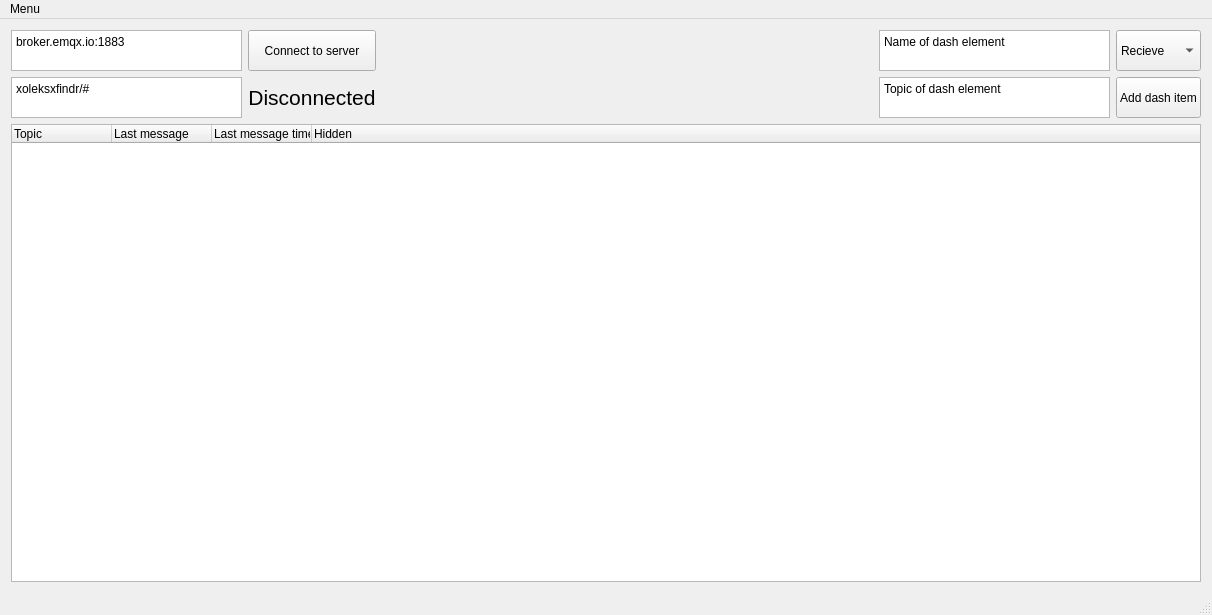
Old version of the form src/mainwindow.ui in the repository leSamo/ICP.
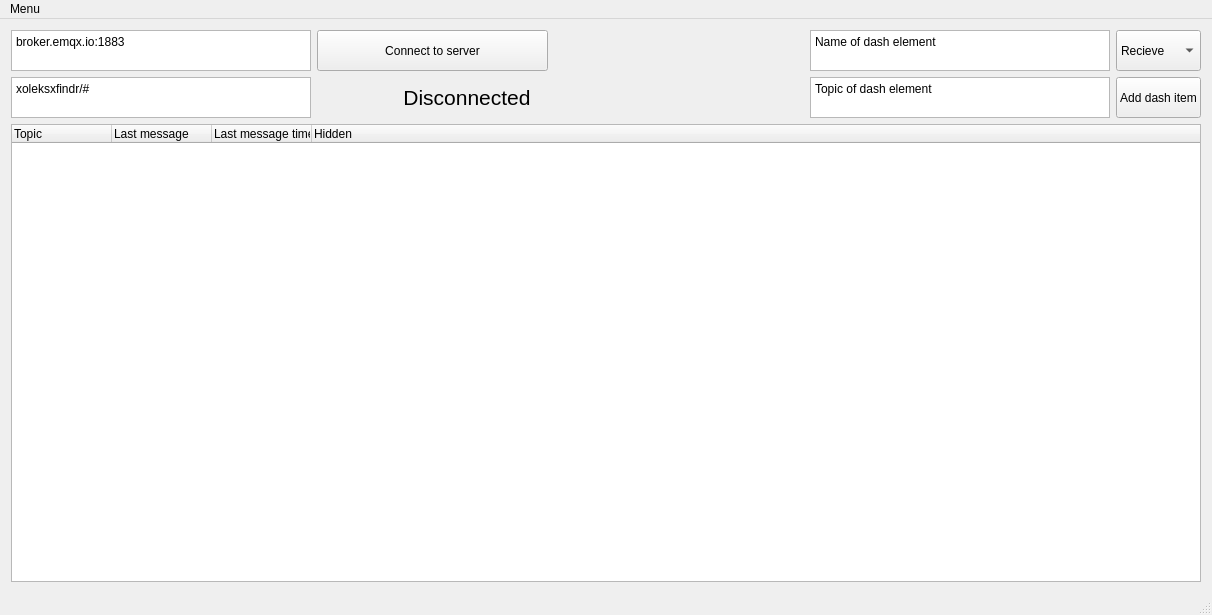
New version of the form.

Commit message: text input width fix

What changed in the file:
```diff
--- a/src/mainwindow.ui
+++ b/src/mainwindow.ui
@@ -28,9 +28,15 @@
             <verstretch>0</verstretch>
            </sizepolicy>
           </property>
+          <property name="minimumSize">
+           <size>
+            <width>300</width>
+            <height>0</height>
+           </size>
+          </property>
           <property name="maximumSize">
            <size>
-            <width>231</width>
+            <width>300</width>
             <height>41</height>
            </size>
           </property>
@@ -50,9 +56,15 @@
             <verstretch>0</verstretch>
            </sizepolicy>
           </property>
+          <property name="minimumSize">
+           <size>
+            <width>300</width>
+            <height>0</height>
+           </size>
+          </property>
           <property name="maximumSize">
            <size>
-            <width>231</width>
+            <width>300</width>
             <height>41</height>
            </size>
           </property>
@@ -73,9 +85,15 @@
             <verstretch>0</verstretch>
            </sizepolicy>
           </property>
+          <property name="minimumSize">
+           <size>
+            <width>231</width>
+            <height>0</height>
+           </size>
+          </property>
           <property name="maximumSize">
            <size>
-            <width>191</width>
+            <width>231</width>
             <height>41</height>
            </size>
           </property>
@@ -92,9 +110,15 @@
             <verstretch>0</verstretch>
            </sizepolicy>
           </property>
+          <property name="minimumSize">
+           <size>
+            <width>300</width>
+            <height>0</height>
+           </size>
+          </property>
           <property name="maximumSize">
            <size>
-            <width>191</width>
+            <width>300</width>
             <height>41</height>
            </size>
           </property>
@@ -139,9 +163,15 @@
             <verstretch>0</verstretch>
            </sizepolicy>
           </property>
+          <property name="minimumSize">
+           <size>
+            <width>300</width>
+            <height>0</height>
+           </size>
+          </property>
           <property name="maximumSize">
            <size>
-            <width>231</width>
+            <width>300</width>
             <height>41</height>
            </size>
           </property>
@@ -158,9 +188,15 @@
             <verstretch>0</verstretch>
            </sizepolicy>
           </property>
+          <property name="minimumSize">
+           <size>
+            <width>300</width>
+            <height>0</height>
+           </size>
+          </property>
           <property name="maximumSize">
            <size>
-            <width>231</width>
+            <width>300</width>
             <height>41</height>
            </size>
           </property>
```
Left out of the diff: 2 changed lines with no effect on the pictures. The commit also changes 1 other file.
